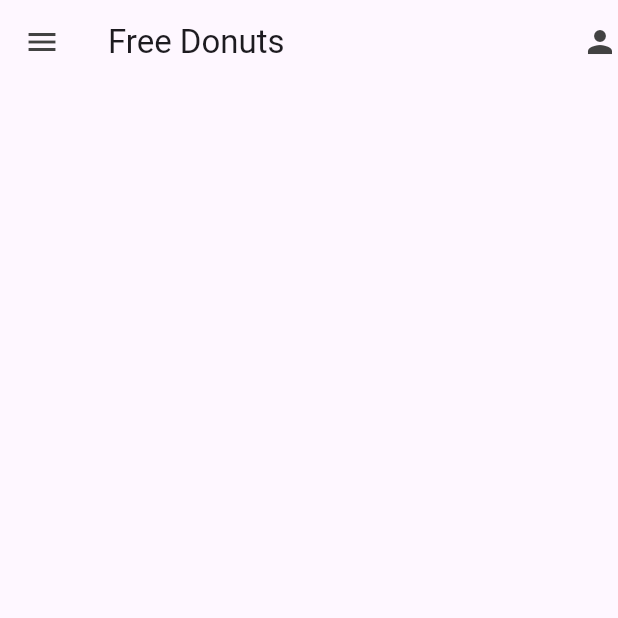
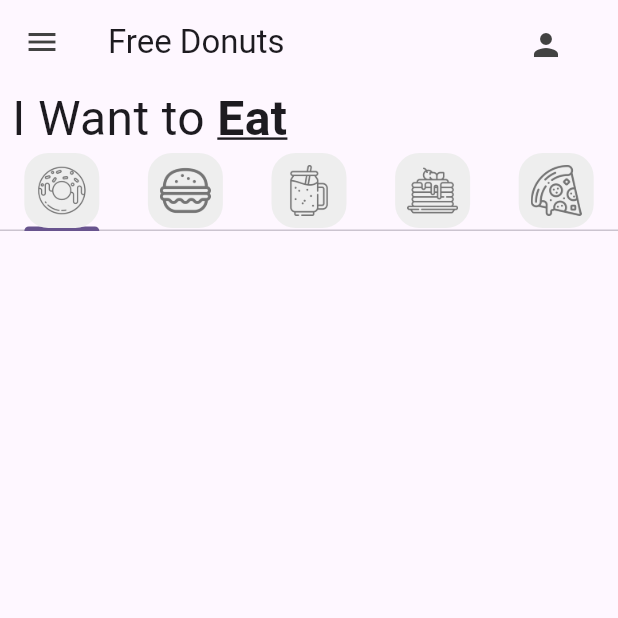
Before and after one commit to JoaquinCar/donut_app_2b_carmona, a Flutter app: the screen it shows after launch, on a phone screen of 412 x 824 dp, the top half of it. Run offline on Flutter 3.47's test engine with Material 3 defaults, Android fonts, the phone set to English and light mode, and no system bars.

Commit message:
tap_bar_added

```diff
--- a/lib/pages/home_page.dart
+++ b/lib/pages/home_page.dart
@@ -1,3 +1,4 @@
+import 'package:donut_app_2b_carmona/utils/my_tab.dart';
 import 'package:flutter/material.dart';
 
 class HomePage extends StatefulWidget {
@@ -8,9 +9,12 @@ class HomePage extends StatefulWidget {
 }
 
 class _HomePageState extends State<HomePage> {
+  List<Widget> myTabs = [MyTab(IconPath: 'lib/icons/donut.png'), MyTab(IconPath: 'lib/icons/burger.png'), MyTab(IconPath: 'lib/icons/smoothie.png'), MyTab(IconPath: 'lib/icons/pancakes.png'), MyTab(IconPath: 'lib/icons/pizza.png'), ];  //lista de tabs
   @override
   Widget build(BuildContext context) {
-    return  Scaffold(
+    return  DefaultTabController(
+      length: 5, //numero de elementos(tabs)
+      child: Scaffold(
         appBar: AppBar(
           title: Text('Free Donuts'),
           backgroundColor: Colors.transparent,
@@ -20,9 +24,32 @@ class _HomePageState extends State<HomePage> {
            color: Colors.grey[800]),
           //Icono Derecho
           actions: [
-          Icon(Icons.person,
+            Padding(
+              padding: const EdgeInsets.symmetric(horizontal: 36, vertical: 18),
+              child: Icon(Icons.person,
               color: Colors.grey[800]),
+            ),
           ],
+        ),
+        body:Column(children:[
+          //texto principal
+          Padding(
+            padding: const EdgeInsets.only(left:8.0),
+            child: Row(
+              children:const [
+                Text("I Want to ", style: TextStyle(fontSize: 32)),
+                Text("Eat", style:TextStyle(fontSize: 32, fontWeight: FontWeight.bold,decoration: TextDecoration.underline)), //tamano de letra y negrita
+              ],
+            ),
+          ),
+
+          //TabBar
+        TabBar(tabs:myTabs)
+          //TabBarView
+
+          //Carrito
+        ],)
+
       ),
     );
   }
--- /dev/null
+++ b/lib/utils/my_tab.dart
@@ -0,0 +1,20 @@
+import 'package:flutter/material.dart';
+
+class MyTab extends StatelessWidget {
+  final String IconPath;
+  const MyTab({super.key, required this.IconPath});
+
+  @override
+  Widget build(BuildContext context) {
+    return Tab(
+    height:50,
+    child: Container(
+      padding: const EdgeInsets.all(8),
+      decoration: BoxDecoration(
+        borderRadius: BorderRadius.circular(16),
+        color: Colors.grey[200],
+      ),
+
+      child:Image.asset(IconPath,color: Colors.grey[600])));
+  }
+}
```
Also changed, not shown: lib/main.dart (line endings or trailing spaces). Lines whose indentation alone changed are shown as unchanged.
